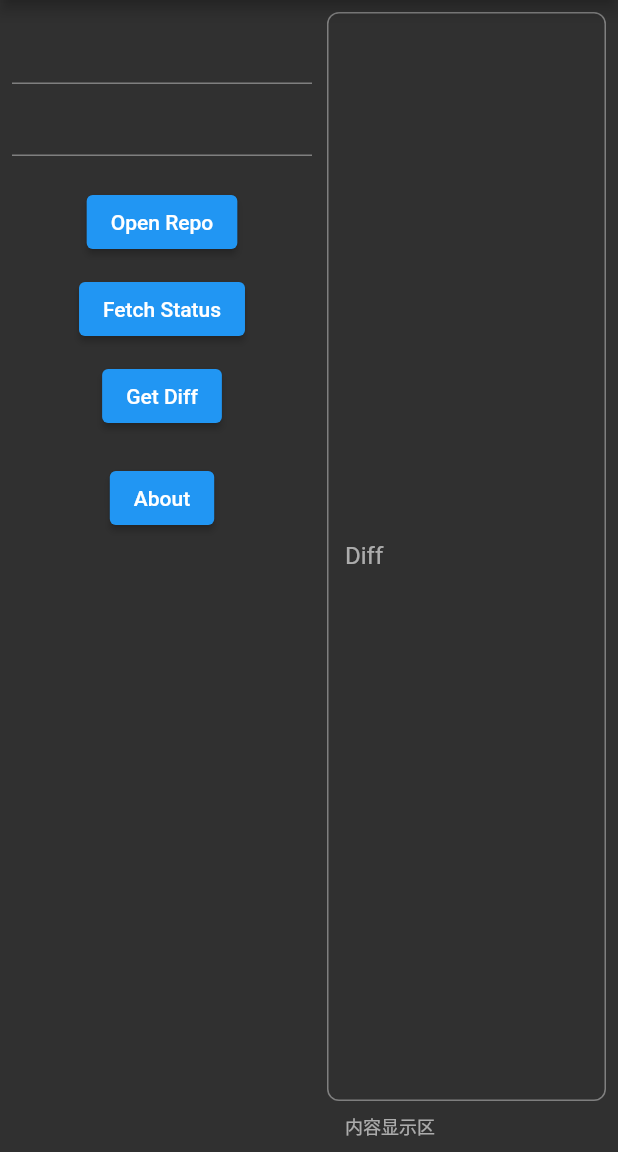
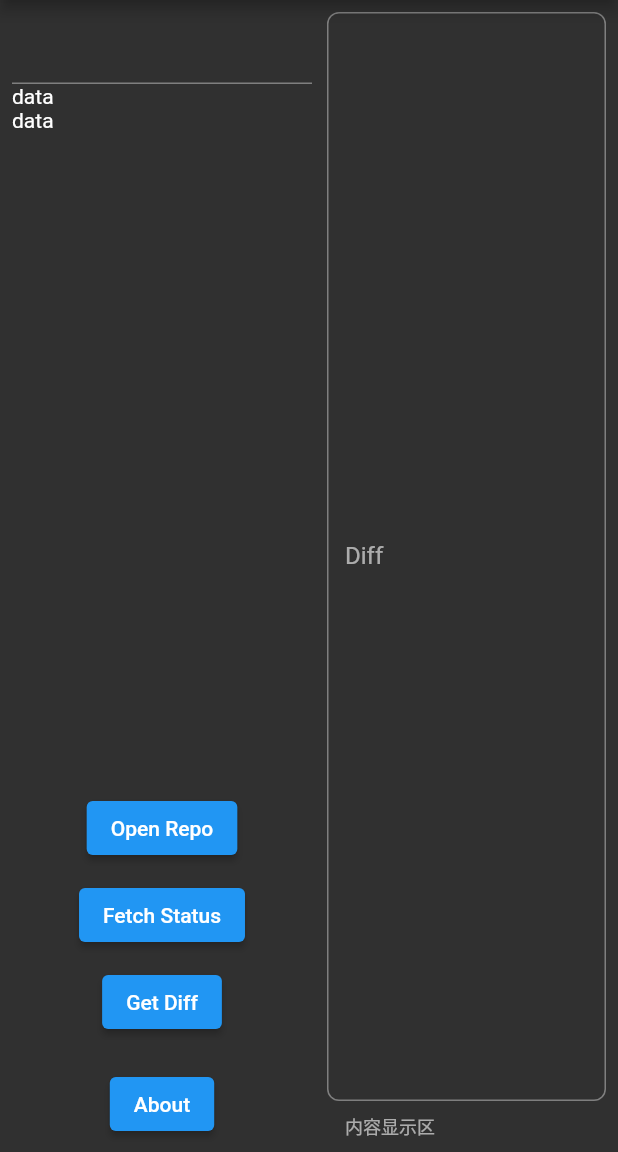
Before and after one commit to loaden/gitgui, a Flutter app: the screen it shows after launch, on a phone screen of 412 x 824 dp, the part 84-1236 px from its top. Run offline on Flutter 3.47's test engine with Material 2 defaults, Android fonts, the phone set to English and light mode, and no system bars; our stand-ins replace file_picker; missing offline and left inert: dart:ffi, flutter_rust_bridge.

Commit message:
Add Listview

```diff
--- a/lib/views/home.dart
+++ b/lib/views/home.dart
@@ -82,7 +82,14 @@ class _HomeState extends State<Home> {
               child: Column(
                 children: [
                   const TextField(),
-                  const TextField(),
+                  Expanded(
+                    child: ListView(
+                      children: const [
+                        Text("data"),
+                        Text("data"),
+                      ],
+                    ),
+                  ),
                   const SizedBox(height: 20),
                   ElevatedButton(
                     onPressed: () => _rustOpenRepo(),
```
